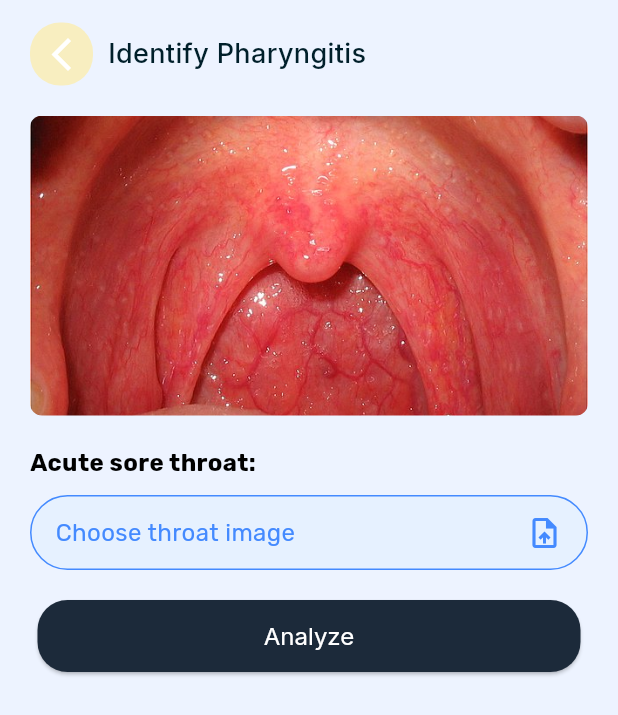
After one commit to 24-25J-097/ent-disease-detection-mobile-app, a Flutter app: the CreatePharyngitisReport screen opened directly, on a phone screen of 412 x 824 dp. The commit adds this screen. Shown: the top 715 px of the screen. Run offline on Flutter 3.47's test engine with Material 3 defaults, Android fonts, the light colour scheme and no system bars; our stand-ins replace dio, firebase_auth, firebase_core, firebase_database, flutter_easyloading, fluttertoast and 5 more; missing offline and left inert: dio_http_cache, flutter_overlay_loader; accounts and stored records are empty; generated files the repository leaves out were written again.

Commit message:
Pharyngitis Image analyze Screen

```diff
--- a/lib/models/models.dart
+++ b/lib/models/models.dart
@@ -5,6 +5,7 @@ import 'package:json_annotation/json_annotation.dart';
 
 part 'models.g.dart';
 part 'sinusitis_result.dart';
+part 'pharyngitis_result.dart';
 
 /*
 * For models.g.dart create
--- /dev/null
+++ b/lib/models/pharyngitis_result.dart
@@ -0,0 +1,43 @@
+part of 'models.dart';
+
+@JsonSerializable(explicitToJson: true)
+class PharyngitisResult {
+  final PharyngitisResultEnum prediction;
+
+  @JsonKey(name: 'confidence_score')
+  final num confidenceScore;
+
+  PharyngitisResult({required this.prediction, required this.confidenceScore});
+
+  /// Connect the generated [_$CityFromJson] function to the `fromJson` factory.
+  factory PharyngitisResult.fromJson(Map<String, dynamic> json) => _$PharyngitisResultFromJson(json);
+
+  /// Connect the generated [_$PharyngitisResultToJson] function to the `toJson` method.
+  Map<String, dynamic> toJson() => _$PharyngitisResultToJson(this);
+
+  MaterialColor getStatusColor() {
+    return PharyngitisStatusColors.getColor(prediction);
+  }
+}
+
+enum PharyngitisResultEnum {
+  valid,
+  invalid,
+  normal,
+  moderate,
+  tonsillitis,
+}
+
+class PharyngitisStatusColors {
+  static const Map<PharyngitisResultEnum, MaterialColor> _colors = {
+    PharyngitisResultEnum.valid: Colors.amber, // Light gray
+    PharyngitisResultEnum.invalid: Colors.orange, // Yellow
+    PharyngitisResultEnum.normal: Colors.blue, // Blue
+    PharyngitisResultEnum.moderate: Colors.green, // Green
+    PharyngitisResultEnum.tonsillitis: Colors.red, // Red
+  };
+
+  static MaterialColor getColor(PharyngitisResultEnum status) {
+    return _colors[status] ?? Colors.orange; // Default color is white
+  }
+}
--- /dev/null
+++ b/lib/screens/pharyngitis/create_pharyngitis_report.dart
@@ -0,0 +1,283 @@
+import 'dart:io';
+
+import 'package:dio/dio.dart';
+import 'package:ent_insight_app/models/models.dart';
+import 'package:ent_insight_app/services/Pharyngitis_analize_service.dart';
+import 'package:flutter/foundation.dart';
+import 'package:flutter/material.dart';
+import 'package:flutter/services.dart';
+import 'package:flutter_easyloading/flutter_easyloading.dart';
+import 'package:google_fonts/google_fonts.dart';
+import 'package:image_picker/image_picker.dart';
+import 'package:motion_toast/motion_toast.dart';
+
+import '../../widgets/widgets.g.dart';
+
+class CreatePharyngitisReport extends StatefulWidget {
+  const CreatePharyngitisReport({super.key});
+
+  @override
+  State<CreatePharyngitisReport> createState() => _CreatePharyngitisReportState();
+}
+
+class _CreatePharyngitisReportState extends State<CreatePharyngitisReport> {
+  late XFile _imageController = XFile('');
+  String? fileError;
+  bool isLoading = false;
+
+  // final Map<String, dynamic>? analysisResult = {"class": "Mild"}; // Placeholder for the result
+  PharyngitisResult? analysisResult;
+
+  void pickFiles(ImageSource source) async {
+    try {
+      // FilePickerResult? result = await FilePicker.platform.pickFiles(
+      //   type: FileType.custom,
+      //   allowMultiple: false,
+      //   allowCompression: true,
+      //   onFileLoading: (FilePickerStatus status) => print(status),
+      //   allowedExtensions: ['png', 'jpg', 'jpeg', 'heic'],
+      //   withData: true,
+      // );
+      final XFile? result = await ImagePicker().pickImage(
+        imageQuality: 80,
+        maxWidth: 1440,
+        source: source,
+      );
+      if (result != null) {
+        _imageController = result;
+        setState(() {
+          fileError = null;
+          analysisResult = null;
+        });
+        // List<int>? fileBytes = result.files.first.bytes;
+        // String fileName = result.files.first.name;
+        //
+        // // Upload file
+        // if (fileBytes != null) {
+        //   _imageController = result.files.first;
+        //   setState(() {
+        //     fileError = null;
+        //   });
+        // } else {
+        //   if (kDebugMode) {
+        //     print("No file");
+        //   }
+        // }
+      }
+    } on PlatformException catch (e) {
+      setState(() {
+        fileError = e.message;
+      });
+      if (kDebugMode) {
+        print('Unsupported operation: $e');
+      }
+    } catch (e) {
+      setState(() {
+        fileError = e.toString();
+      });
+      if (kDebugMode) {
+        print(e.toString());
+      }
+    }
+  }
+
+  Future<void> analyze() async {
+    if (isLoading) return;
+
+    setState(() => isLoading = true);
+    if (_imageController.name.isEmpty || _imageController.name == '') {
+      setState(() {
+        fileError = "Please select a throat image!";
+      });
+    } else {
+      EasyLoading.show(status: "Analyzing...");
+      FormData formData = FormData.fromMap({
+        "file": await MultipartFile.fromFile(_imageController.path),
+      });
+
+      try {
+        analysisResult = await PharyngitisAnalyzeService.analyzeImage(formData);
+      } catch (e) {
+        debugPrint(e.toString());
+        if (mounted) {
+          MotionToast.error(
+            title: const Text("Error"),
+            description: Text(e.toString()),
+            position: MotionToastPosition.center,
+            dismissable: true,
+            toastDuration: const Duration(seconds: 30),
+            width: MediaQuery.of(context).size.width - 100,
+            animationType: AnimationType.fromLeft,
+          ).show(context);
+        }
+      } finally {
+        await EasyLoading.dismiss();
+        setState(() => isLoading = false);
+        // if (mounted) {
+        //   Navigator.of(context).pushReplacement(MaterialPageRoute(builder: (context) => const MyInquiryScreen()));
+        // }
+      }
+    }
+  }
+
+  @override
+  void dispose() {
+    // TODO: implement dispose
+    super.dispose();
+    _imageController = XFile('');
+  }
+
+  @override
+  Widget build(BuildContext context) {
+    return GestureDetector(
+      onTap: () => FocusManager.instance.primaryFocus?.unfocus(),
+      child: Scaffold(
+        resizeToAvoidBottomInset: true,
+        body: SafeArea(
+          child: SingleChildScrollView(
+            child: Padding(
+              padding: const EdgeInsets.symmetric(horizontal: 20, vertical: 15),
+              child: Column(
+                children: [
+                  const TopAppBar(
+                    title: "Identify Pharyngitis",
+                  ),
+                  const SizedBox(height: 20),
+                  Container(
+                      height: 200,
+                      decoration: BoxDecoration(
+                        borderRadius: BorderRadius.circular(8),
+                        image: const DecorationImage(
+                            image: AssetImage(
+                              "assets/images/features/pharyngitis.jpg",
+                            ),
+                            fit: BoxFit.fitWidth),
+                      )),
+                  const SizedBox(height: 20),
+                  // File Picker Section
+                  Column(
+                    crossAxisAlignment: CrossAxisAlignment.start,
+                    children: [
+                      Text(
+                        "Acute sore throat:",
+                        style: TextStyle(
+                          fontWeight: FontWeight.bold,
+                          fontSize: 16,
+                          color: fileError == null ? Colors.black : Colors.red,
+                        ),
+                      ),
+                      const SizedBox(height: 10),
+                      GestureDetector(
+                        onTap: () => chooseImagePickerSource(context, pickFiles),
+                        child: Container(
+                          padding: const EdgeInsets.symmetric(horizontal: 16, vertical: 12),
+                          decoration: BoxDecoration(
+                            borderRadius: BorderRadius.circular(50),
+                            color: const Color(0x1492dbff),
+                            border: Border.all(
+                              color: fileError == null ? Colors.blueAccent : Colors.red,
+                            ),
+                          ),
+                          child: const Row(
+                            mainAxisAlignment: MainAxisAlignment.spaceBetween,
+                            children: [
+                              Text("Choose throat image", style: TextStyle(fontSize: 16, color: Colors.blueAccent)),
+                              Icon(Icons.upload_file, color: Colors.blueAccent),
+                            ],
+                          ),
+                        ),
+                      ),
+                      if (fileError != null) Text(fileError!, style: const TextStyle(color: Colors.red)),
+                      if (_imageController.name.isNotEmpty) Text(_imageController.name, overflow: TextOverflow.ellipsis, softWrap: true),
+                    ],
+                  ),
+                  const SizedBox(height: 20),
+                  // Result Button
+                  Container(
+                    margin: const EdgeInsets.only(left: 5, right: 5, bottom: 20),
+                    width: double.infinity,
+                    height: 48,
+                    child: ElevatedButton(
+                      onPressed: () {
+                        // Placeholder logic to analyze the uploaded file and show result
+                        if (_imageController.name.isNotEmpty) {
+                          analyze();
+                        } else {
+                          ScaffoldMessenger.of(context).showSnackBar(
+                            const SnackBar(content: Text("Please upload a valid throat image first!")),
+                          );
+                        }
+                      },
+                      style: ElevatedButton.styleFrom(
+                        backgroundColor: const Color(0xFF1C2A3A),
+                        shape: RoundedRectangleBorder(
+                          borderRadius: BorderRadius.circular(20),
+                        ),
+                      ),
+                      child: Row(
+                        mainAxisSize: MainAxisSize.min,
+                        children: [
+                          isLoading
+                              ? const SizedBox(
+                                  width: 16, // Adjust size as needed
+                                  height: 16,
+                                  child: CircularProgressIndicator(
+                                    strokeWidth: 2,
+                                    valueColor: AlwaysStoppedAnimation<Color>(Colors.white),
+                                  ),
+                                )
+                              : Text(
+                                  'Analyze',
+                                  textAlign: TextAlign.left,
+                                  style: GoogleFonts.inter(color: const Color.fromRGBO(255, 255, 255, 1), fontSize: 16, letterSpacing: 0, fontWeight: FontWeight.normal, height: 1.5),
+                                ),
+                        ],
+                      ),
+                    ),
+                  ),
+                  if (analysisResult != null)
+                    Column(
+                      mainAxisSize: MainAxisSize.min,
+                      crossAxisAlignment: CrossAxisAlignment.center,
+                      children: [
+                        if (_imageController.name.isNotEmpty)
+                          ClipRRect(
+                            borderRadius: BorderRadius.circular(8.0),
+                            child: Image.file(
+                              File(_imageController.path),
+                              width: 220,
+                              fit: BoxFit.cover,
+                              errorBuilder: (context, error, stackTrace) {
+                                if (kDebugMode) {
+                                  print(":::::::::::::::::::::::: FadeInImage imageErrorBuilder: ${error.toString()}");
+                                }
+                                return Image.asset('assets/images/img-placeholder.jpg', fit: BoxFit.cover);
+                              },
+                            ),
+                          ),
+                        const SizedBox(height: 10),
+                        Text(
+                          "Pharyngitis Severity: ${analysisResult?.prediction.name}",
+                          style: TextStyle(
+                            fontSize: 18,
+                            fontWeight: FontWeight.bold,
+                            color: analysisResult?.getStatusColor(),
+                          ),
+                        ),
+                        const SizedBox(height: 10),
+                        Text(
+                          analysisResult?.prediction == PharyngitisResultEnum.invalid ? "The uploaded file is not a valid throat image." : "Analysis successfully completed.",
+                          textAlign: TextAlign.center,
+                          style: const TextStyle(color: Colors.black54),
+                        ),
+                      ],
+                    )
+                ],
+              ),
+            ),
+          ),
+        ),
+      ),
+    );
+  }
+}
--- a/lib/widgets/app_bar/top_app_bar.dart
+++ b/lib/widgets/app_bar/top_app_bar.dart
@@ -40,7 +40,7 @@ class TopAppBar extends StatelessWidget {
               const SizedBox(width: 10),
               if (title != null)
                 Text(
-                  "Identify Sinusitis",
+                  title!,
                   style: GoogleFonts.inter(fontSize: 18, fontWeight: FontWeight.w500),
                 )
             ],
```
Also changed, not shown: lib/services/Pharyngitis_analize_service.dart (added, +39 -0 lines), assets/images/img-placeholder.jpg (added), lib/models/models.g.dart.
